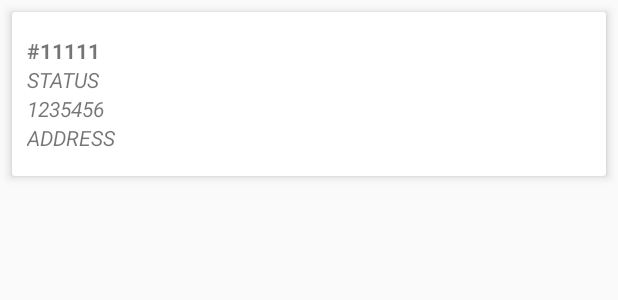
After one commit to rrfamily/RRsoftServer, an Android app: the layout order_layout.xml on its own in the app's theme, with its tools: preview values and no code run, on a phone screen of 412 x 824 dp. The commit adds this screen. Shown: the top 300 px of the screen. Run offline under Robolectric (Android 15) with nearby library versions, the phone set to English and light mode, and no system bars.

```diff
--- a/app/build.gradle
+++ b/app/build.gradle
@@ -70,6 +70,8 @@ dependencies {
     implementation 'com.google.firebase:firebase-auth:19.3.1'
     implementation 'com.github.mancj:MaterialSearchBar:0.8.5'
 
+    implementation 'com.jaredrummler:material-spinner:1.1.0'
+
 
 }
 
--- a/app/src/main/AndroidManifest.xml
+++ b/app/src/main/AndroidManifest.xml
@@ -9,7 +9,8 @@
         android:roundIcon="@mipmap/ic_launcher_round"
         android:supportsRtl="true"
         android:theme="@style/AppTheme">
-        <activity android:name=".ProductList"></activity>
+        <activity android:name=".OrderStatus"></activity>
+        <activity android:name=".ProductList" />
         <activity
             android:name=".Home"
             android:label="@string/title_activity_home"
--- a/app/src/main/java/ras/dev/rrsoftserver/MainActivity.java
+++ b/app/src/main/java/ras/dev/rrsoftserver/MainActivity.java
@@ -1,6 +1,8 @@
 package ras.dev.rrsoftserver;
 
+import androidx.appcompat.app.ActionBarDrawerToggle;
 import androidx.appcompat.app.AppCompatActivity;
+import androidx.drawerlayout.widget.DrawerLayout;
 
 import android.content.Intent;
 import android.graphics.Typeface;
@@ -9,8 +11,10 @@ import android.os.Bundle;
 import android.view.View;
 import android.widget.Button;
 import android.widget.TextView;
+import android.widget.Toolbar;
 
 import com.firebase.ui.database.FirebaseRecyclerAdapter;
+import com.google.android.material.navigation.NavigationView;
 import com.google.firebase.database.DatabaseReference;
 import com.google.firebase.database.FirebaseDatabase;
 
@@ -26,6 +30,7 @@ public class MainActivity extends AppCompatActivity {
     protected void onCreate(Bundle savedInstanceState) {
         super.onCreate(savedInstanceState);
         setContentView(R.layout.activity_main);
+
 
         btnSignIn = (Button)findViewById(R.id.btnSignIn);
         txtSlogan = (TextView)findViewById(R.id.txtSlogan);
--- a/app/src/main/res/layout/activity_home.xml
+++ b/app/src/main/res/layout/activity_home.xml
@@ -1,5 +1,6 @@
 <?xml version="1.0" encoding="utf-8"?>
-<androidx.drawerlayout.widget.DrawerLayout xmlns:android="http://schemas.android.com/apk/res/android"
+<androidx.drawerlayout.widget.DrawerLayout
+    xmlns:android="http://schemas.android.com/apk/res/android"
     xmlns:app="http://schemas.android.com/apk/res-auto"
     xmlns:tools="http://schemas.android.com/tools"
     android:id="@+id/drawer_layout"
@@ -8,6 +9,7 @@
     android:fitsSystemWindows="true"
     tools:openDrawer="start"
     android:background="@drawable/pp">
+
 
     <include
         layout="@layout/app_bar_home"
@@ -26,4 +28,5 @@
         app:headerLayout="@layout/nav_header_home"
         app:menu="@menu/activity_home_drawer" />
 
+
 </androidx.drawerlayout.widget.DrawerLayout>
--- a/app/src/main/res/layout/app_bar_home.xml
+++ b/app/src/main/res/layout/app_bar_home.xml
@@ -1,5 +1,6 @@
 <?xml version="1.0" encoding="utf-8"?>
-<androidx.coordinatorlayout.widget.CoordinatorLayout xmlns:android="http://schemas.android.com/apk/res/android"
+<androidx.coordinatorlayout.widget.CoordinatorLayout
+    xmlns:android="http://schemas.android.com/apk/res/android"
     xmlns:app="http://schemas.android.com/apk/res-auto"
     xmlns:tools="http://schemas.android.com/tools"
     android:layout_width="match_parent"
--- a/app/src/main/res/layout/fragment_slideshow.xml
+++ b/app/src/main/res/layout/fragment_slideshow.xml
@@ -1,5 +1,6 @@
 <?xml version="1.0" encoding="utf-8"?>
-<androidx.constraintlayout.widget.ConstraintLayout xmlns:android="http://schemas.android.com/apk/res/android"
+<androidx.constraintlayout.widget.ConstraintLayout
+    xmlns:android="http://schemas.android.com/apk/res/android"
     xmlns:app="http://schemas.android.com/apk/res-auto"
     xmlns:tools="http://schemas.android.com/tools"
     android:layout_width="match_parent"
--- /dev/null
+++ b/app/src/main/res/layout/order_layout.xml
@@ -0,0 +1,79 @@
+<?xml version="1.0" encoding="utf-8"?>
+<androidx.cardview.widget.CardView
+    xmlns:android="http://schemas.android.com/apk/res/android"
+    xmlns:app="http://schemas.android.com/apk/res-auto"
+    android:layout_width="match_parent"
+    android:layout_height="wrap_content"
+    android:layout_margin="8dp"
+    app:cardElevation="4dp"
+
+    >
+
+    <LinearLayout
+
+        android:layout_marginTop="16dp"
+        android:layout_marginBottom="16dp"
+        android:orientation="horizontal"
+        android:layout_gravity="center_vertical"
+        android:layout_width="match_parent"
+        android:layout_height="wrap_content">
+
+        <LinearLayout
+            android:orientation="vertical"
+            android:layout_weight="9"
+            android:layout_width="0dp"
+            android:layout_height="wrap_content">
+
+            <TextView
+                android:id="@+id/order_id"
+                android:layout_marginLeft="10dp"
+                android:gravity="center_vertical|start"
+                android:textAllCaps="true"
+                android:textStyle="bold"
+                android:text="#11111"
+                android:layout_width="wrap_content"
+                android:layout_height="wrap_content"/>
+
+            <TextView
+                android:id="@+id/order_status"
+                android:layout_marginLeft="10dp"
+                android:gravity="center_vertical|start"
+                android:textAllCaps="true"
+                android:textStyle="italic"
+                android:text="status"
+                android:layout_width="wrap_content"
+                android:layout_height="wrap_content"/>
+
+            <TextView
+                android:id="@+id/order_phone"
+                android:layout_marginLeft="10dp"
+                android:gravity="center_vertical|start"
+                android:textAllCaps="true"
+                android:textStyle="italic"
+                android:text="1235456"
+                android:layout_width="wrap_content"
+                android:layout_height="wrap_content"/>
+
+            <TextView
+                android:id="@+id/order_address"
+                android:layout_marginLeft="10dp"
+                android:gravity="center_vertical|start"
+                android:textAllCaps="true"
+                android:textStyle="italic"
+                android:text="Address"
+                android:layout_width="wrap_content"
+                android:layout_height="wrap_content"/>
+
+
+        </LinearLayout>
+
+
+
+
+
+    </LinearLayout>
+
+
+
+
+</androidx.cardview.widget.CardView>
```
Also changed, not shown: app/src/main/java/ras/dev/rrsoftserver/Common/Common.java (+10 -0 lines), app/src/main/java/ras/dev/rrsoftserver/Home.java (+12 -0 lines), app/src/main/java/ras/dev/rrsoftserver/Model/Order.java (added, +62 -0 lines), app/src/main/java/ras/dev/rrsoftserver/Model/Request.java (added, +72 -0 lines), app/src/main/java/ras/dev/rrsoftserver/OrderStatus.java (added, +167 -0 lines), app/src/main/java/ras/dev/rrsoftserver/ViewHolder/OrderViewHolder.java (added, +57 -0 lines), app/src/main/res/layout/activity_order_status.xml (added, +22 -0 lines), app/src/main/res/layout/update_order_layout.xml (added, +20 -0 lines).
